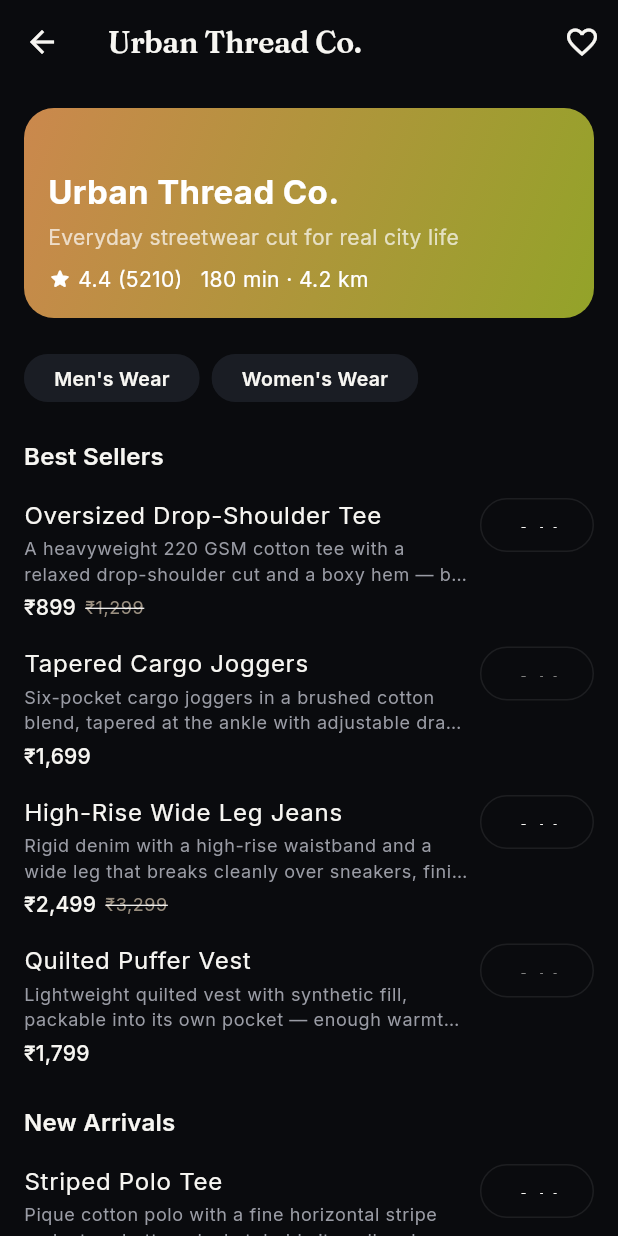
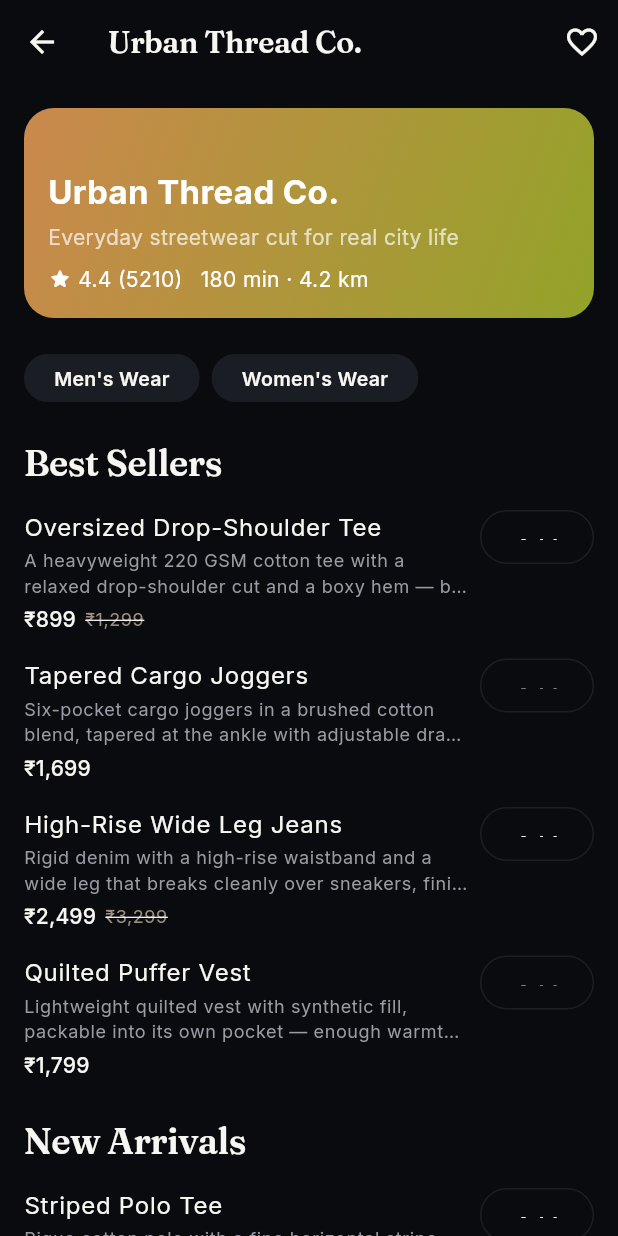
Before and after one commit to baseer-ind/spendzero, a Flutter app: the ShoppingHomeScreen screen opened directly with sample values from the repository, after a tap on "Urban Thread Co.", on a phone screen of 412 x 824 dp. Run offline on Flutter 3.47's test engine with Material 3 defaults, Android fonts, the phone set to English and light mode, and no system bars; our stand-ins replace flutter_riverpod, go_router, shared_preferences; accounts and stored records are empty.

Commit message:
Phase 4 visual redesign: reskin Shopping vertical
Co-Authored-By: Claude Sonnet 4.6 <noreply@anthropic.com>
Claude-Session: https://claude.ai/code/session_01S7u3SjfHsAmfGEPtn8aiL6

```diff
--- a/spendzero/mobile/lib/features/shopping/presentation/brand_screen.dart
+++ b/spendzero/mobile/lib/features/shopping/presentation/brand_screen.dart
@@ -9,6 +9,7 @@ import '../../../core/data/local/shopping_seed_data.dart';
 import '../../../core/data/local/wishlist_store.dart';
 import '../../../core/models/cart_item.dart';
 import '../../../core/providers/providers.dart';
+import '../../../core/theme/app_theme.dart';
 import '../../../core/utils/money.dart';
 import 'product_detail_sheet.dart';
 
@@ -288,7 +289,7 @@ class _ProductSections extends StatelessWidget {
         for (final entry in byCategory.entries)
           _ProductSection(title: entry.key, items: entry.value, quantities: quantities, onAdd: onAdd, onQuantityChanged: onQuantityChanged),
         const SizedBox(height: 8),
-        Text('Frequently Bought Together', style: Theme.of(context).textTheme.titleMedium),
+        Text('Frequently Bought Together', style: Theme.of(context).textTheme.headlineSmall),
         const SizedBox(height: 10),
         SizedBox(
           height: 70,
@@ -329,7 +330,7 @@ class _ProductSection extends StatelessWidget {
       child: Column(
         crossAxisAlignment: CrossAxisAlignment.start,
         children: [
-          Text(title, style: Theme.of(context).textTheme.titleMedium),
+          Text(title, style: Theme.of(context).textTheme.headlineSmall),
           const SizedBox(height: 8),
           ...items.map((item) => _ProductRow(
                 item: item,
@@ -431,7 +432,7 @@ class _QuantityStepper extends StatelessWidget {
     return Container(
       height: 36,
       decoration: BoxDecoration(
-        color: Theme.of(context).colorScheme.primary,
+        color: AppTheme.gold,
         borderRadius: BorderRadius.circular(8),
       ),
       child: Row(
@@ -439,10 +440,10 @@ class _QuantityStepper extends StatelessWidget {
         children: [
           InkWell(
             onTap: () => onChanged(quantity - 1),
-            child: SizedBox(
+            child: const SizedBox(
               width: 32,
               height: 36,
-              child: Icon(Icons.remove, size: 16, color: Theme.of(context).colorScheme.onPrimary),
+              child: Icon(Icons.remove, size: 16, color: AppTheme.background),
             ),
           ),
           SizedBox(
@@ -450,15 +451,15 @@ class _QuantityStepper extends StatelessWidget {
             child: Text(
               '$quantity',
               textAlign: TextAlign.center,
-              style: Theme.of(context).textTheme.bodyMedium?.copyWith(color: Theme.of(context).colorScheme.onPrimary),
+              style: Theme.of(context).textTheme.bodyMedium?.copyWith(color: AppTheme.background),
             ),
           ),
           InkWell(
             onTap: () => onChanged(quantity + 1),
-            child: SizedBox(
+            child: const SizedBox(
               width: 32,
               height: 36,
-              child: Icon(Icons.add, size: 16, color: Theme.of(context).colorScheme.onPrimary),
+              child: Icon(Icons.add, size: 16, color: AppTheme.background),
             ),
           ),
         ],
@@ -481,7 +482,7 @@ class _ReviewsSection extends StatelessWidget {
     return Column(
       crossAxisAlignment: CrossAxisAlignment.start,
       children: [
-        Text('Reviews', style: Theme.of(context).textTheme.titleMedium),
+        Text('Reviews', style: Theme.of(context).textTheme.headlineSmall),
         const SizedBox(height: 10),
         ...visible.map((r) => _ReviewTile(review: r)),
         if (!showAll && reviews.length > 3)
@@ -503,8 +504,9 @@ class _ReviewTile extends StatelessWidget {
       margin: const EdgeInsets.only(bottom: 10),
       padding: const EdgeInsets.all(12),
       decoration: BoxDecoration(
-        color: colors.surfaceContainerHighest,
+        color: AppTheme.surface,
         borderRadius: BorderRadius.circular(12),
+        border: Border.all(color: Colors.white.withOpacity(0.08)),
       ),
       child: Column(
         crossAxisAlignment: CrossAxisAlignment.start,
--- a/spendzero/mobile/lib/features/shopping/presentation/product_detail_sheet.dart
+++ b/spendzero/mobile/lib/features/shopping/presentation/product_detail_sheet.dart
@@ -3,6 +3,7 @@ import 'package:flutter/services.dart';
 import 'package:flutter_riverpod/flutter_riverpod.dart';
 
 import '../../../core/data/local/shopping_seed_data.dart';
+import '../../../core/theme/app_theme.dart';
 import '../../../core/utils/money.dart';
 
 /// Bottom sheet shown when tapping a product row — description, variant,
@@ -80,7 +81,7 @@ class _ProductDetailSheetState extends ConsumerState<ProductDetailSheet> {
                     Text(
                       '${product.discountPercent}% off',
                       style: Theme.of(context).textTheme.bodySmall?.copyWith(
-                            color: colors.primary,
+                            color: AppTheme.gold,
                             fontWeight: FontWeight.w600,
                           ),
                     ),
--- a/spendzero/mobile/lib/features/shopping/presentation/shopping_home_screen.dart
+++ b/spendzero/mobile/lib/features/shopping/presentation/shopping_home_screen.dart
@@ -13,6 +13,7 @@ import '../../../core/data/local/shopping_seed_data.dart';
 import '../../../core/data/local/wishlist_store.dart';
 import '../../../core/models/category.dart';
 import '../../../core/providers/providers.dart';
+import '../../../core/theme/app_theme.dart';
 import '../../../core/utils/money.dart';
 
 String _appIdFor(String brandId) => findAppIdForEntity(brandId) ?? brandId;
@@ -215,7 +216,7 @@ class _ShoppingHomeScreenState extends ConsumerState<ShoppingHomeScreen> {
                 title: 'New This Week',
                 subtitle: 'Just landed in the catalogue',
                 items: newThisWeek(),
-                accentColor: (c) => Theme.of(c).colorScheme.tertiaryContainer,
+                accentColor: (c) => AppTheme.gold.withOpacity(0.12),
                 categoryId: widget.category.id,
               ),
               const SizedBox(height: 20),
@@ -223,7 +224,7 @@ class _ShoppingHomeScreenState extends ConsumerState<ShoppingHomeScreen> {
                 title: 'Budget Shopping',
                 subtitle: 'Quality picks that won\'t break the bank',
                 items: budgetShopping(),
-                accentColor: (c) => Theme.of(c).colorScheme.secondaryContainer,
+                accentColor: (c) => AppTheme.future.withOpacity(0.12),
                 categoryId: widget.category.id,
               ),
               const SizedBox(height: 20),
@@ -231,7 +232,7 @@ class _ShoppingHomeScreenState extends ConsumerState<ShoppingHomeScreen> {
                 title: 'Premium Picks',
                 subtitle: 'Top-tier pieces worth the splurge',
                 items: premiumPicks(),
-                accentColor: (c) => Theme.of(c).colorScheme.primaryContainer,
+                accentColor: (c) => AppTheme.gold.withOpacity(0.12),
                 categoryId: widget.category.id,
               ),
               const SizedBox(height: 20),
@@ -250,7 +251,7 @@ class _ShoppingHomeScreenState extends ConsumerState<ShoppingHomeScreen> {
                         title: 'Recommended for You',
                         subtitle: 'Matched to your usual budget',
                         items: recommended.take(10).toList(),
-                        accentColor: (c) => Theme.of(c).colorScheme.primaryContainer,
+                        accentColor: (c) => AppTheme.gold.withOpacity(0.12),
                         categoryId: widget.category.id,
                       ),
                       const SizedBox(height: 20),
@@ -262,7 +263,7 @@ class _ShoppingHomeScreenState extends ConsumerState<ShoppingHomeScreen> {
                 title: 'Best Rated',
                 subtitle: 'Loved by hundreds of shoppers',
                 items: bestRatedShoppingProducts(),
-                accentColor: (c) => Theme.of(c).colorScheme.tertiaryContainer,
+                accentColor: (c) => AppTheme.gold.withOpacity(0.12),
                 categoryId: widget.category.id,
               ),
               const SizedBox(height: 20),
@@ -270,7 +271,7 @@ class _ShoppingHomeScreenState extends ConsumerState<ShoppingHomeScreen> {
                 title: 'Hidden Gems',
                 subtitle: 'High ratings, still flying under the radar',
                 items: hiddenGemShoppingProducts(),
-                accentColor: (c) => Theme.of(c).colorScheme.secondaryContainer,
+                accentColor: (c) => AppTheme.future.withOpacity(0.12),
                 categoryId: widget.category.id,
               ),
               const SizedBox(height: 20),
@@ -286,7 +287,7 @@ class _ShoppingHomeScreenState extends ConsumerState<ShoppingHomeScreen> {
                 ),
                 const SizedBox(height: 20),
               ],
-              Text('Browse Brands', style: Theme.of(context).textTheme.titleMedium),
+              Text('Browse Brands', style: Theme.of(context).textTheme.headlineSmall),
               const SizedBox(height: 12),
               brandsAsync.when(
                 data: (brands) {
@@ -392,8 +393,11 @@ class _SearchResults extends ConsumerWidget {
             return Padding(
               padding: const EdgeInsets.only(bottom: 12),
               child: ListTile(
-                tileColor: Theme.of(context).colorScheme.surfaceContainerHighest,
-                shape: RoundedRectangleBorder(borderRadius: BorderRadius.circular(12)),
+                tileColor: AppTheme.surface,
+                shape: RoundedRectangleBorder(
+                  borderRadius: BorderRadius.circular(12),
+                  side: BorderSide(color: Colors.white.withOpacity(0.08)),
+                ),
                 title: Text(product.name),
                 subtitle: Text(formatPaise(product.pricePaise)),
                 onTap: () {
@@ -425,7 +429,7 @@ class _BrandRail extends StatelessWidget {
     return Column(
       crossAxisAlignment: CrossAxisAlignment.start,
       children: [
-        Text(title, style: Theme.of(context).textTheme.titleMedium),
+        Text(title, style: Theme.of(context).textTheme.headlineSmall),
         const SizedBox(height: 10),
         SizedBox(
           height: 150,
@@ -515,7 +519,7 @@ class _ShoppingCollectionRail extends ConsumerWidget {
     return Column(
       crossAxisAlignment: CrossAxisAlignment.start,
       children: [
-        Text(title, style: Theme.of(context).textTheme.titleMedium),
+        Text(title, style: Theme.of(context).textTheme.headlineSmall),
         Text(
           subtitle,
           style: Theme.of(context).textTheme.bodySmall?.copyWith(
@@ -585,7 +589,7 @@ class _OffersRail extends StatelessWidget {
     return Column(
       crossAxisAlignment: CrossAxisAlignment.start,
       children: [
-        Text("Today's Offers", style: Theme.of(context).textTheme.titleMedium),
+        Text("Today's Offers", style: Theme.of(context).textTheme.headlineSmall),
         const SizedBox(height: 10),
         SizedBox(
           height: 130,
@@ -608,14 +612,14 @@ class _OfferCard extends StatelessWidget {
 
   @override
   Widget build(BuildContext context) {
-    final colors = Theme.of(context).colorScheme;
     final discount = item.discountPercent;
     return Container(
       width: 170,
       padding: const EdgeInsets.all(12),
       decoration: BoxDecoration(
-        color: colors.surfaceContainerHighest,
+        color: AppTheme.gold.withOpacity(0.12),
         borderRadius: BorderRadius.circular(16),
+        border: Border.all(color: AppTheme.gold.withOpacity(0.24)),
       ),
       child: Column(
         crossAxisAlignment: CrossAxisAlignment.start,
@@ -630,7 +634,7 @@ class _OfferCard extends StatelessWidget {
                 Text(
                   '$discount% off',
                   style: Theme.of(context).textTheme.bodySmall?.copyWith(
-                        color: colors.primary,
+                        color: AppTheme.gold,
                         fontWeight: FontWeight.w600,
                       ),
                 ),
@@ -681,7 +685,6 @@ class _BrandCard extends ConsumerWidget {
 
   @override
   Widget build(BuildContext context, WidgetRef ref) {
-    final colors = Theme.of(context).colorScheme;
     final gradient = _gradientForSeed(brand.bannerColorSeed);
     final appId = _appIdFor(brand.id);
     final saved = ref.watch(
@@ -693,8 +696,9 @@ class _BrandCard extends ConsumerWidget {
       child: Container(
         padding: const EdgeInsets.all(12),
         decoration: BoxDecoration(
-          color: colors.surfaceContainerHighest,
+          color: AppTheme.surface,
           borderRadius: BorderRadius.circular(16),
+          border: Border.all(color: Colors.white.withOpacity(0.08)),
         ),
         child: Row(
           crossAxisAlignment: CrossAxisAlignment.start,
@@ -724,7 +728,7 @@ class _BrandCard extends ConsumerWidget {
                   const SizedBox(height: 6),
                   Row(
                     children: [
-                      Icon(Icons.star_rounded, size: 16, color: colors.secondary),
+                      const Icon(Icons.star_rounded, size: 16, color: AppTheme.gold),
                       const SizedBox(width: 2),
                       Text(
                         '${brand.avgRating.toStringAsFixed(1)} (${brand.reviewCount})',
@@ -743,7 +747,7 @@ class _BrandCard extends ConsumerWidget {
             IconButton(
               icon: Icon(
                 saved ? Icons.favorite : Icons.favorite_border,
-                color: saved ? colors.error : colors.onSurfaceVariant,
+                color: saved ? AppTheme.destructive : AppTheme.mutedForeground,
               ),
               onPressed: () {
                 HapticFeedback.lightImpact();
@@ -787,7 +791,7 @@ class _RailSkeletonState extends State<_RailSkeleton> with SingleTickerProviderS
     return Column(
       crossAxisAlignment: CrossAxisAlignment.start,
       children: [
-        Text(widget.title, style: Theme.of(context).textTheme.titleMedium),
+        Text(widget.title, style: Theme.of(context).textTheme.headlineSmall),
         const SizedBox(height: 10),
         SizedBox(
           height: 130,
@@ -803,8 +807,9 @@ class _RailSkeletonState extends State<_RailSkeleton> with SingleTickerProviderS
                 child: Container(
                   width: 160,
                   decoration: BoxDecoration(
-                    color: Theme.of(context).colorScheme.surfaceContainerHighest,
+                    color: AppTheme.surface,
                     borderRadius: BorderRadius.circular(16),
+                    border: Border.all(color: Colors.white.withOpacity(0.08)),
                   ),
                 ),
               ),
@@ -854,8 +859,9 @@ class _BrandListSkeletonState extends State<_BrandListSkeleton>
               child: Container(
                 height: 88,
                 decoration: BoxDecoration(
-                  color: Theme.of(context).colorScheme.surfaceContainerHighest,
+                  color: AppTheme.surface,
                   borderRadius: BorderRadius.circular(16),
+                  border: Border.all(color: Colors.white.withOpacity(0.08)),
                 ),
               ),
             ),
```
